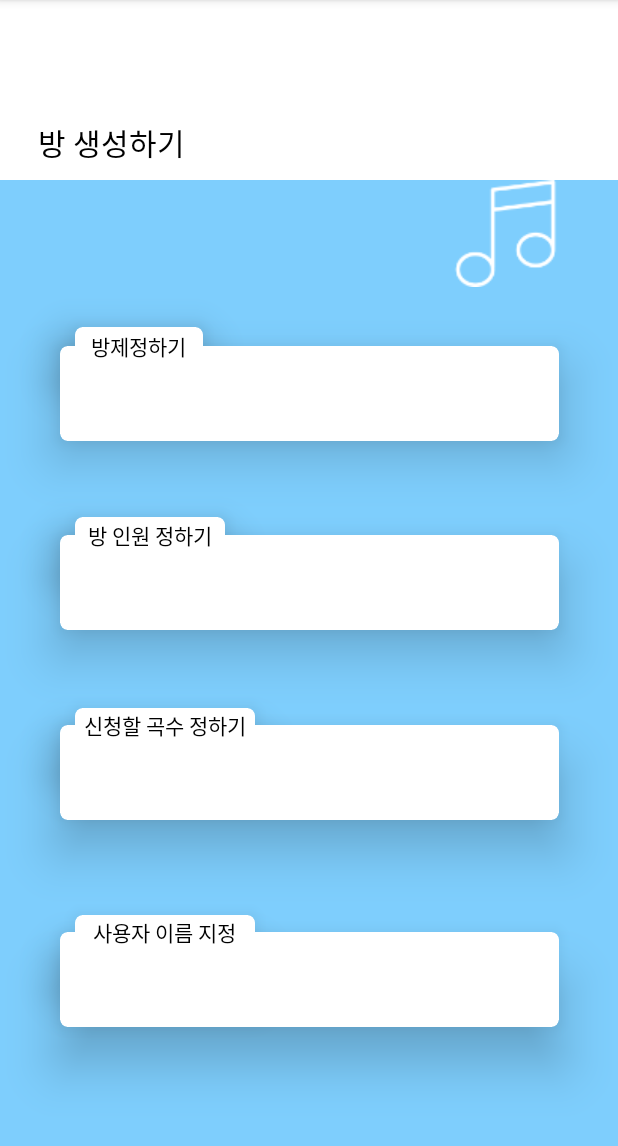
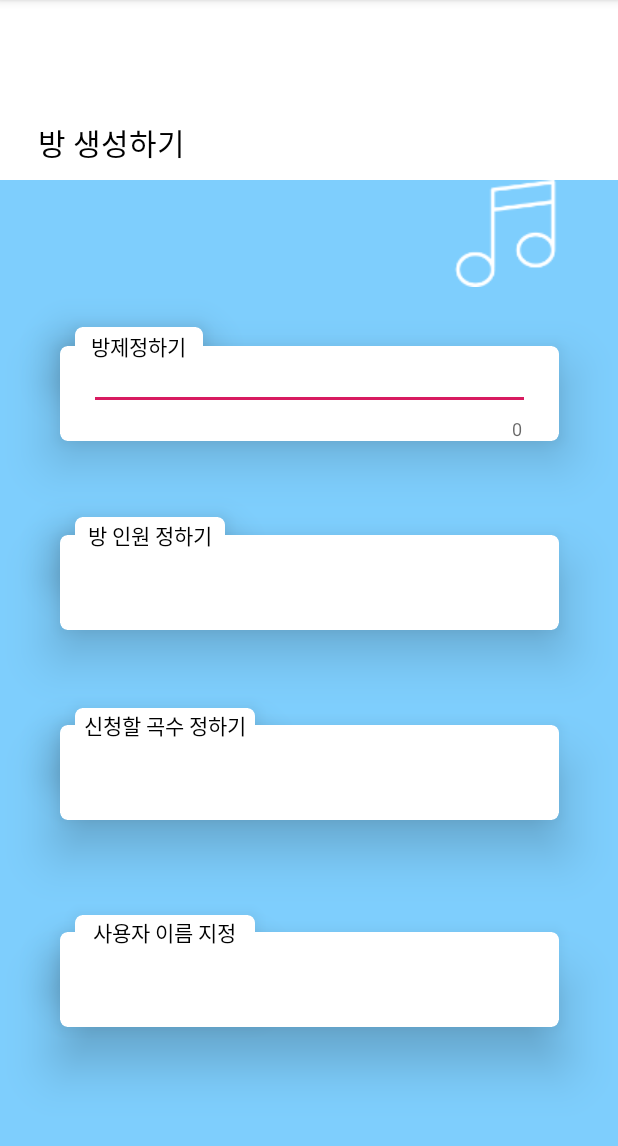
Before and after one commit to qwsd1109/android_singlist, an Android app: the CreativeRoom screen opened directly, with no data from a screen before it, on a phone screen of 412 x 824 dp, the part 84-1230 px from its top. Run offline under Robolectric (Android 15) with nearby library versions, the phone set to English and light mode, and no system bars.

Commit message:
[add] 방생성 TextInputLayout 추가

```diff
--- a/app/build.gradle
+++ b/app/build.gradle
@@ -33,4 +33,5 @@ dependencies {
     testImplementation 'junit:junit:4.12'
     androidTestImplementation 'androidx.test.ext:junit:1.1.1'
     androidTestImplementation 'androidx.test.espresso:espresso-core:3.1.0'
+    implementation 'com.google.android.material:material:1.0.0'
 }
--- a/app/src/main/res/layout/activity_creative_room.xml
+++ b/app/src/main/res/layout/activity_creative_room.xml
@@ -34,10 +34,13 @@
             app:layout_constraintEnd_toStartOf="@+id/guideline5"
             app:layout_constraintTop_toTopOf="@+id/guideline3" />
 
+
     <androidx.cardview.widget.CardView
             android:id="@+id/cardView1"
             android:layout_width="0dp"
             android:layout_height="0dp"
+            android:paddingLeft="19dp"
+            android:paddingRight="19dp"
             app:cardCornerRadius="5dp"
             app:cardElevation="20dp"
             app:cardMaxElevation="20dp"
@@ -46,6 +49,40 @@
             app:layout_constraintStart_toStartOf="@+id/guideline6"
             app:layout_constraintTop_toTopOf="@+id/guideline7"
             tools:ignore="MissingConstraints">
+
+        <androidx.constraintlayout.widget.ConstraintLayout
+                android:layout_width="match_parent"
+                android:layout_height="match_parent"
+                android:paddingLeft="19dp"
+                android:paddingRight="19dp">
+
+            <com.google.android.material.textfield.TextInputLayout
+                    android:id="@+id/creativeRoom_layRoomName"
+                    android:layout_width="match_parent"
+                    android:layout_height="wrap_content"
+                    android:gravity="center"
+                    app:counterEnabled="true"
+                    app:layout_constraintBottom_toBottomOf="parent"
+                    app:layout_constraintTop_toTopOf="parent"
+                    tools:layout_editor_absoluteX="19dp">
+
+                <com.google.android.material.textfield.TextInputEditText
+                        android:id="@+id/creativeRoom_editRoomName"
+                        android:layout_width="match_parent"
+                        android:layout_height="wrap_content"
+                        android:gravity="center_vertical"
+                        android:inputType="textPassword"
+                        android:maxLength="20"
+                        android:maxLines="1"
+                        android:padding="5dp"
+                        android:textSize="15sp"
+                        app:cardCornerRadius="3dp"
+                        app:cardElevation="4dp"
+                        app:cardMaxElevation="6dp"
+                        tools:layout_editor_absoluteX="0dp"
+                        tools:layout_editor_absoluteY="17dp" />
+            </com.google.android.material.textfield.TextInputLayout>
+        </androidx.constraintlayout.widget.ConstraintLayout>
 
     </androidx.cardview.widget.CardView>
 
@@ -150,6 +187,7 @@
                 android:textColor="#000" />
 
     </androidx.cardview.widget.CardView>
+
     <androidx.cardview.widget.CardView
             android:id="@+id/cardView7"
             android:layout_width="0dp"
```
